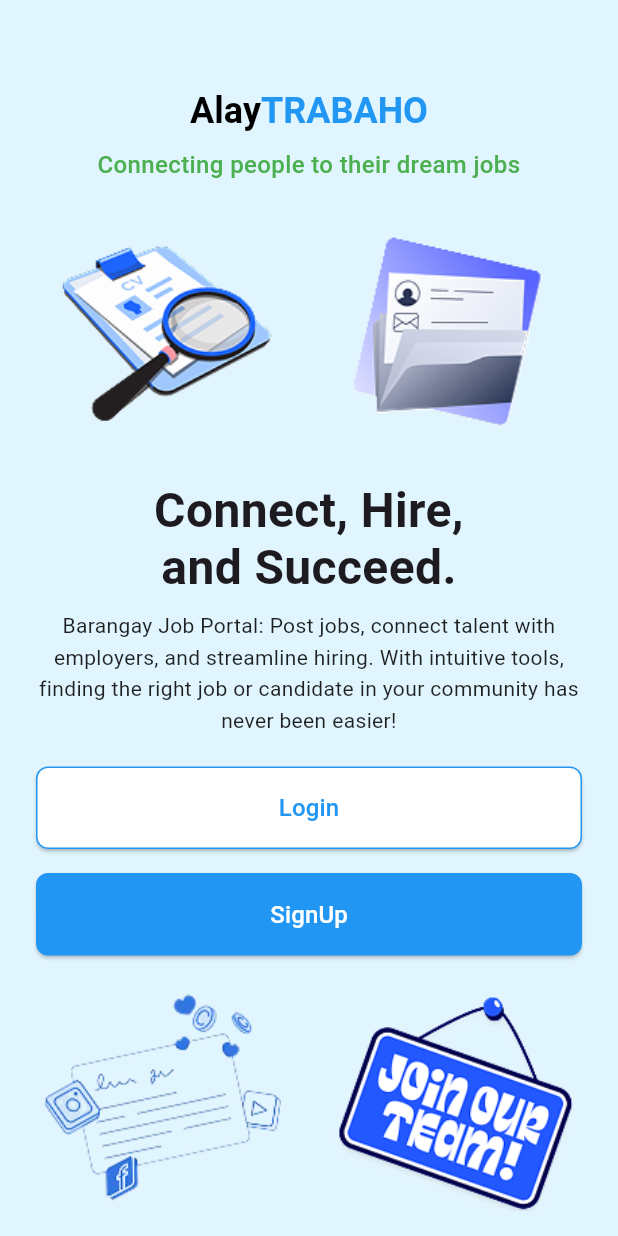
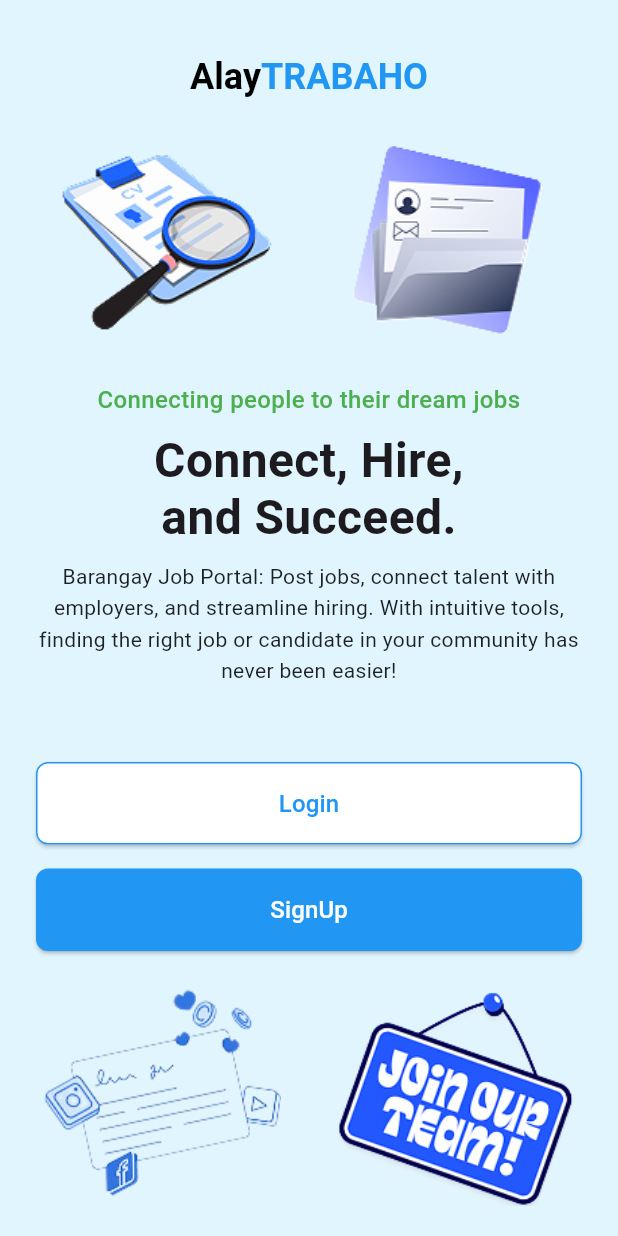
Before and after one commit to pjjj23/Community-Job-Posting-RAFI-MFI-project, a Flutter app: the screen it shows after launch, on a phone screen of 412 x 824 dp. Run offline on Flutter 3.47's test engine with Material 3 defaults, Android fonts, the phone set to English and light mode, and no system bars.

Commit message:
Changes of Layout in Landing Page

```diff
--- a/alay_trabaho_mobile/lib/pages/landing_page.dart
+++ b/alay_trabaho_mobile/lib/pages/landing_page.dart
@@ -10,7 +10,8 @@ class LandingPage extends StatelessWidget {
         child: Column(
           crossAxisAlignment: CrossAxisAlignment.stretch,
           children: [
-            SizedBox(height: 40),
+            Spacer(),
+            SizedBox(height: 5),
 
             // AlayTRABAHO Logo
             RichText(
@@ -37,20 +38,7 @@ class LandingPage extends StatelessWidget {
               ),
             ),
 
-            SizedBox(height: 10),
-
-            // Tagline
-            Text(
-              "Connecting people to their dream jobs",
-              textAlign: TextAlign.center,
-              style: TextStyle(
-                color: Colors.green,
-                fontSize: 16,
-                fontWeight: FontWeight.w500,
-              ),
-            ),
-
-            SizedBox(height: 10),
+            SizedBox(height: 5),
 
             // Top left image
             Row(
@@ -65,6 +53,19 @@ class LandingPage extends StatelessWidget {
                   height: 180,
                 ),
               ],
+            ),
+
+            SizedBox(height: 5),
+
+            // Tagline
+            Text(
+              "Connecting people to their dream jobs",
+              textAlign: TextAlign.center,
+              style: TextStyle(
+                color: Colors.green,
+                fontSize: 16,
+                fontWeight: FontWeight.w500,
+              ),
             ),
 
             SizedBox(height: 10),
@@ -93,9 +94,7 @@ class LandingPage extends StatelessWidget {
               ),
             ),
 
-            Spacer(),
-
-            SizedBox(height: 20),
+            SizedBox(height: 50),
 
             // Login Button
             ElevatedButton(
```
